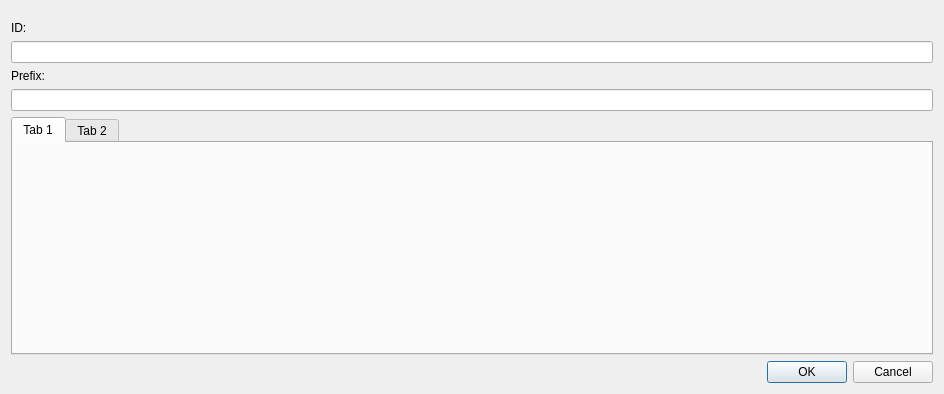
First picture: the form in src/modules/s3/S3BucketLifecycleDialog.ui, repository jensvogt/awsmock-qt-ui, before the edit.
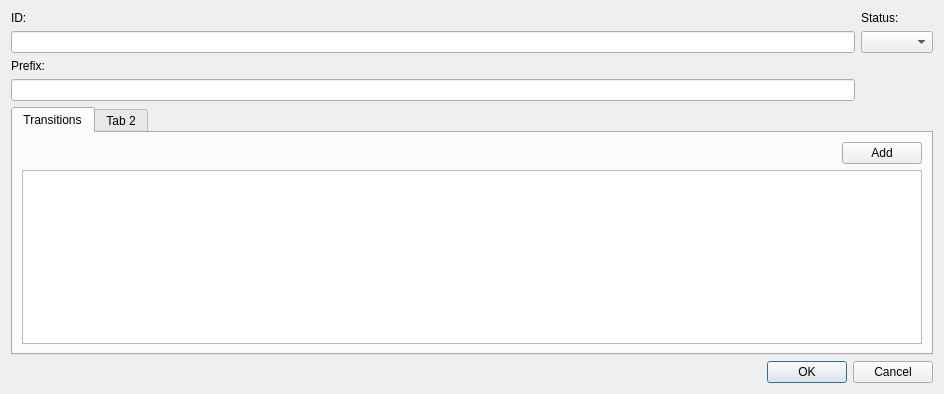
Second picture: the form after the edit.

Commit message: chore: Add S3 lifecycle transitions

```diff
--- a/src/modules/s3/S3BucketLifecycleDialog.ui
+++ b/src/modules/s3/S3BucketLifecycleDialog.ui
@@ -15,10 +15,13 @@
   </property>
   <layout class="QVBoxLayout" name="verticalLayout_2">
    <item>
-    <layout class="QGridLayout" name="gridLayout">
+    <layout class="QGridLayout" name="gridLayout" columnstretch="1,0">
      <property name="topMargin">
-      <number>10</number>
+      <number>0</number>
      </property>
+     <item row="3" column="0">
+      <widget class="QLineEdit" name="prefixEdit"/>
+     </item>
      <item row="0" column="0">
       <widget class="QLabel" name="idLabel">
        <property name="text">
@@ -26,6 +29,12 @@
        </property>
       </widget>
      </item>
+     <item row="1" column="1">
+      <widget class="QComboBox" name="statusCombo"/>
+     </item>
+     <item row="1" column="0">
+      <widget class="QLineEdit" name="idEdit"/>
+     </item>
      <item row="2" column="0">
       <widget class="QLabel" name="prefixLabel">
        <property name="text">
@@ -33,28 +42,61 @@
        </property>
       </widget>
      </item>
-     <item row="1" column="0">
-      <widget class="QLineEdit" name="idEdit"/>
+     <item row="0" column="1">
+      <widget class="QLabel" name="statusLabel">
+       <property name="text">
+        <string>Status:</string>
+       </property>
+      </widget>
      </item>
-     <item row="3" column="0">
-      <widget class="QLineEdit" name="prefixEdit"/>
+     <item row="4" column="0" colspan="2">
+      <widget class="QTabWidget" name="tabWidget">
+       <widget class="QWidget" name="transitionsTab">
+        <attribute name="title">
+         <string>Transitions</string>
+        </attribute>
+        <layout class="QVBoxLayout" name="verticalLayout">
+         <item>
+          <layout class="QHBoxLayout" name="horizontalLayout">
+           <property name="topMargin">
+            <number>0</number>
+           </property>
+           <item>
+            <spacer name="horizontalSpacer">
+             <property name="orientation">
+              <enum>Qt::Orientation::Horizontal</enum>
+             </property>
+             <property name="sizeHint" stdset="0">
+              <size>
+               <width>40</width>
+               <height>20</height>
+              </size>
+             </property>
+            </spacer>
+           </item>
+           <item>
+            <widget class="QPushButton" name="transitionAddButton">
+             <property name="text">
+              <string>Add</string>
+             </property>
+            </widget>
+           </item>
+          </layout>
+         </item>
+         <item>
+          <widget class="QTableView" name="transitionsTable"/>
+         </item>
+        </layout>
+       </widget>
+       <widget class="QWidget" name="tab_2">
+        <attribute name="title">
+         <string>Tab 2</string>
+        </attribute>
+       </widget>
+      </widget>
      </item>
     </layout>
    </item>
-   <item>
-    <widget class="QTabWidget" name="tabWidget">
-     <widget class="QWidget" name="tab">
-      <attribute name="title">
-       <string>Tab 1</string>
-      </attribute>
-     </widget>
-     <widget class="QWidget" name="tab_2">
-      <attribute name="title">
-       <string>Tab 2</string>
-      </attribute>
-     </widget>
-    </widget>
-   </item>
    <item>
     <widget class="QDialogButtonBox" name="buttonBox">
      <property name="standardButtons">
```
The commit also changes 4 other files.
